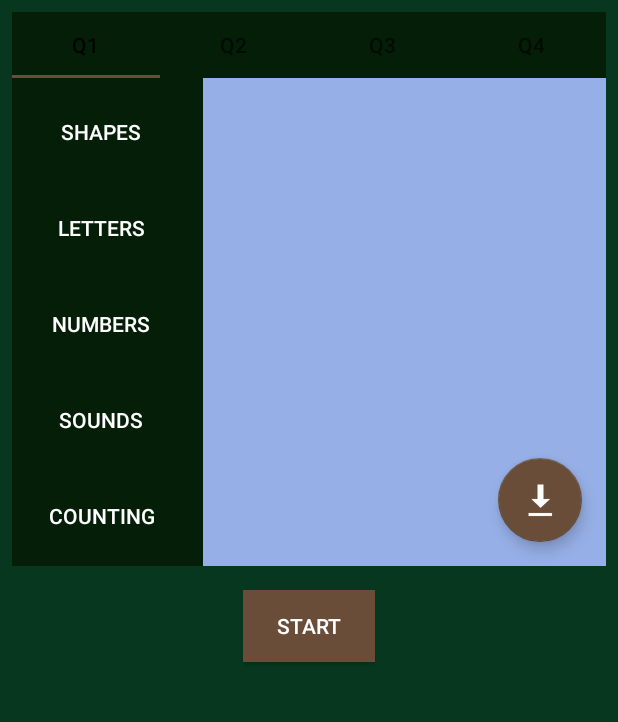
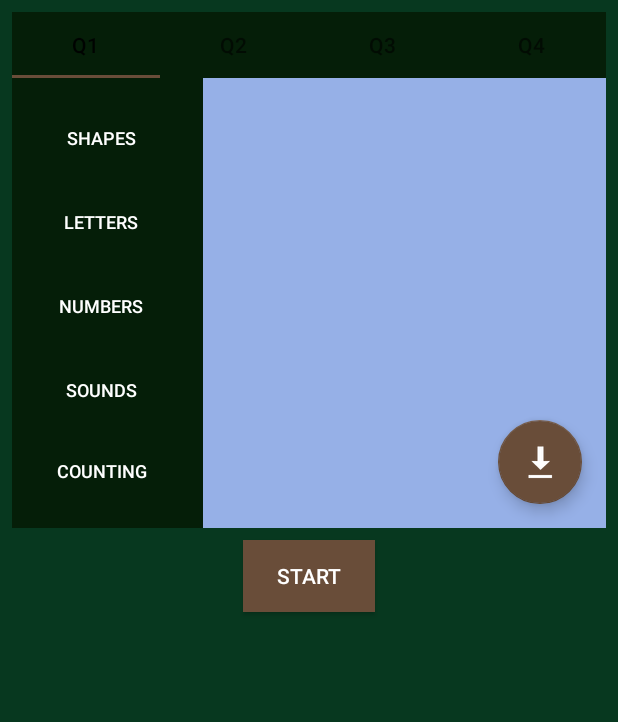
Before and after one commit to Kaasa-Alec/BasicAssessments, an Android app: the AssessmentMenuActivity screen opened directly, with no data from a screen before it, on a phone screen of 412 x 824 dp, the part 251-973 px from its top. Run offline under Robolectric (Android 15) with nearby library versions, the phone set to English and light mode, and no system bars.

Commit message:
Fixed screen overflow on assessment menu.

```diff
--- a/app/src/main/res/layout/activity_assessment_menu.xml
+++ b/app/src/main/res/layout/activity_assessment_menu.xml
@@ -89,7 +89,7 @@
     <android.support.v7.widget.Toolbar
         android:id="@+id/toolbar"
         android:layout_width="127dp"
-        android:layout_height="325dp"
+        android:layout_height="300dp"
         android:layout_marginStart="8dp"
         android:layout_marginLeft="8dp"
         android:background="@color/colorPrimaryDark"
@@ -108,12 +108,14 @@
         android:layout_height="wrap_content"
         android:layout_marginStart="16dp"
         android:layout_marginLeft="16dp"
-        android:layout_marginTop="16dp"
+        android:layout_marginTop="8dp"
         android:layout_marginEnd="16dp"
         android:layout_marginRight="16dp"
+        android:layout_marginBottom="16dp"
         android:text="@string/btn_count_100"
         android:textColor="@color/white"
-        android:textSize="14sp"
+        android:textSize="12sp"
+        app:layout_constraintBottom_toBottomOf="@+id/toolbar"
         app:layout_constraintEnd_toEndOf="@+id/toolbar"
         app:layout_constraintHorizontal_bias="1.0"
         app:layout_constraintStart_toStartOf="parent"
@@ -126,12 +128,12 @@
         android:layout_height="wrap_content"
         android:layout_marginStart="16dp"
         android:layout_marginLeft="16dp"
-        android:layout_marginTop="16dp"
+        android:layout_marginTop="8dp"
         android:layout_marginEnd="16dp"
         android:layout_marginRight="16dp"
         android:text="@string/btn_number_identification"
         android:textColor="@color/white"
-        android:textSize="14sp"
+        android:textSize="12sp"
         app:layout_constraintEnd_toEndOf="@+id/toolbar"
         app:layout_constraintHorizontal_bias="1.0"
         app:layout_constraintStart_toStartOf="parent"
@@ -144,12 +146,12 @@
         android:layout_height="wrap_content"
         android:layout_marginStart="16dp"
         android:layout_marginLeft="16dp"
-        android:layout_marginTop="16dp"
+        android:layout_marginTop="8dp"
         android:layout_marginEnd="16dp"
         android:layout_marginRight="16dp"
         android:text="@string/btn_sound_identification"
         android:textColor="@color/white"
-        android:textSize="14sp"
+        android:textSize="12sp"
         app:layout_constraintEnd_toEndOf="@+id/toolbar"
         app:layout_constraintHorizontal_bias="1.0"
         app:layout_constraintStart_toStartOf="parent"
@@ -162,12 +164,12 @@
         android:layout_height="wrap_content"
         android:layout_marginStart="16dp"
         android:layout_marginLeft="16dp"
-        android:layout_marginTop="12dp"
+        android:layout_marginTop="16dp"
         android:layout_marginEnd="16dp"
         android:layout_marginRight="16dp"
         android:text="@string/btn_shape_identification"
         android:textColor="@color/white"
-        android:textSize="14sp"
+        android:textSize="12sp"
         app:layout_constraintEnd_toStartOf="@+id/viewPager2"
         app:layout_constraintHorizontal_bias="0.0"
         app:layout_constraintStart_toStartOf="parent"
@@ -180,12 +182,12 @@
         android:layout_height="wrap_content"
         android:layout_marginStart="16dp"
         android:layout_marginLeft="16dp"
-        android:layout_marginTop="16dp"
+        android:layout_marginTop="8dp"
         android:layout_marginEnd="16dp"
         android:layout_marginRight="16dp"
         android:text="@string/btn_letter_identification"
         android:textColor="@color/white"
-        android:textSize="14sp"
+        android:textSize="12sp"
         app:layout_constraintEnd_toEndOf="@+id/toolbar"
         app:layout_constraintStart_toStartOf="parent"
         app:layout_constraintTop_toBottomOf="@+id/button5" />
@@ -196,7 +198,7 @@
         android:layout_height="48dp"
         android:layout_marginStart="16dp"
         android:layout_marginLeft="16dp"
-        android:layout_marginTop="16dp"
+        android:layout_marginTop="8dp"
         android:layout_marginEnd="16dp"
         android:layout_marginRight="16dp"
         android:background="@color/colorAccent"
@@ -210,7 +212,7 @@
     <android.support.v4.view.ViewPager
         android:id="@+id/viewPager2"
         android:layout_width="0dp"
-        android:layout_height="325dp"
+        android:layout_height="300dp"
         android:layout_marginEnd="8dp"
         android:layout_marginRight="8dp"
         android:background="@color/backgrounds"
```
